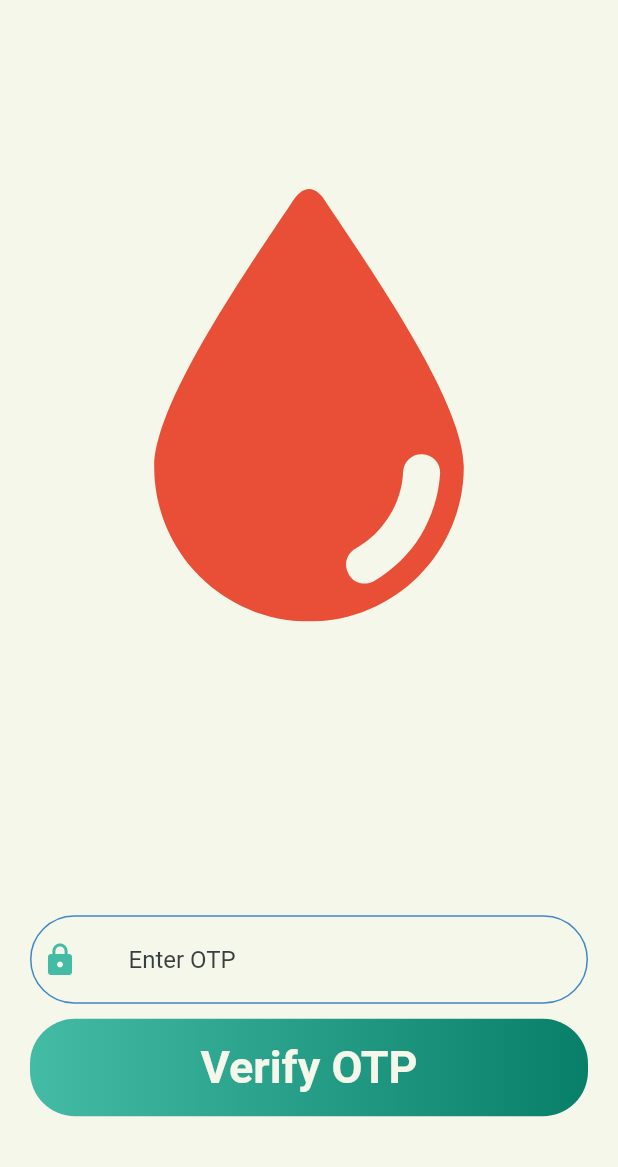
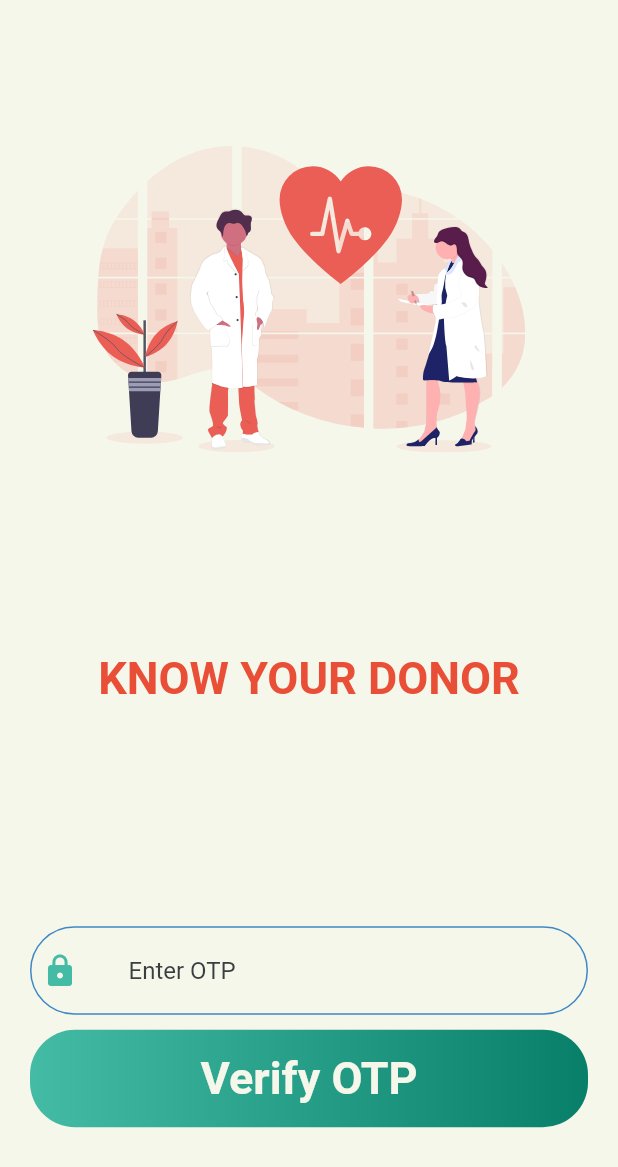
Before and after one commit to arteevraina/KnowYourDonor, a Flutter app: the OTPPage screen opened directly, on a phone screen of 412 x 824 dp. Shown: the top 1167 px of the screen. Run offline on Flutter 3.47's test engine with Material 2 defaults, Android fonts, the phone set to English and light mode, and no system bars; our stand-ins replace firebase_auth, firebase_core, flutter_svg, fluttertoast, google_fonts; accounts and stored records are empty.

Commit message:
feat: changed svg , otp page styling

```diff
--- a/lib/components/textbox.dart
+++ b/lib/components/textbox.dart
@@ -26,7 +26,13 @@ Widget TextBox(
         child: SizedBox(
           width: MediaQuery.of(context).size.width * 0.14,
           child: Row(
-            children: [fieldIcon, Text(countrycode == null ? '' : countrycode)],
+            children: [
+              fieldIcon,
+              Text(
+                countrycode == null ? '' : countrycode,
+                style: mediumTextStyle(),
+              )
+            ],
           ),
         ),
       ),
--- a/lib/views/otp_page.dart
+++ b/lib/views/otp_page.dart
@@ -6,7 +6,8 @@ import 'package:knowyourdonor/constants/validators.dart';
 import 'package:provider/provider.dart';
 import 'package:fluttertoast/fluttertoast.dart';
 import 'package:knowyourdonor/provider/auth_provider.dart';
-import '../constants/colors.dart';
+import 'package:knowyourdonor/constants/colors.dart';
+import 'package:knowyourdonor/constants/text_styles.dart';
 
 // Stateless Widget that handles OTP Verification Task
 class OTPPage extends StatelessWidget {
@@ -65,23 +66,31 @@ class OTPPage extends StatelessWidget {
           mainAxisAlignment: MainAxisAlignment.center,
           children: [
             SizedBox(
-              height: 50,
+              height: 60,
             ),
             Expanded(
               flex: 3,
               child: Container(
                 width: MediaQuery.of(context).size.width * 0.7,
                 child: SvgPicture.asset(
-                  'assets/drop.svg',
-                  color: errorTextColor,
+                  'assets/doctor.svg',
                 ),
               ),
             ),
             SizedBox(
-              height: 40,
+              height: 20,
             ),
             Expanded(
               flex: 2,
+              child: Center(
+                child: Text(
+                  'KNOW YOUR DONOR',
+                  style: largeTextStyle(),
+                ),
+              ),
+            ),
+            Expanded(
+              flex: 3,
               child: Form(
                 key: _formKey,
                 child: Column(
@@ -91,6 +100,7 @@ class OTPPage extends StatelessWidget {
                       context: context,
                       hintText: "Enter OTP",
                       // countrycode: '',
+                      keyboardtype: TextInputType.number,
                       isPassword: false,
                       inputController: _otpController,
                       validator: bloodGroupValidator,
```
Also changed, not shown: lib/views/login_page.dart (+5 -6 lines), assets/doctor.svg (added), assets/girl.svg (added).
